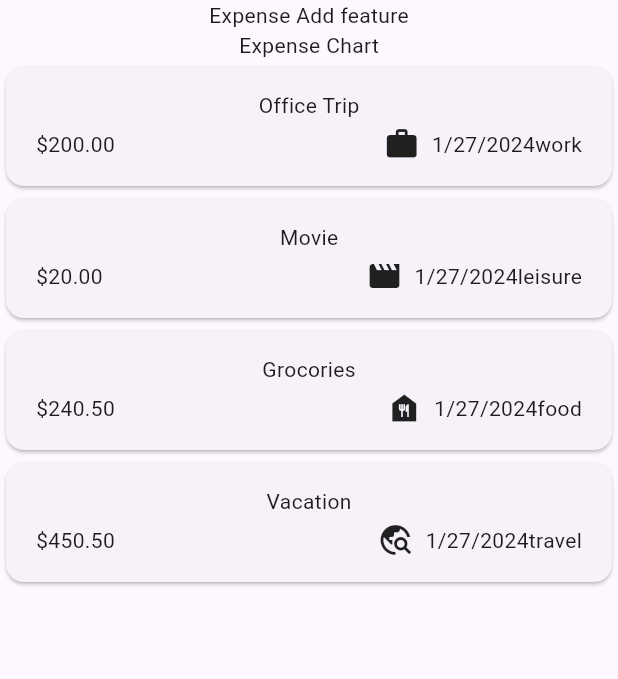
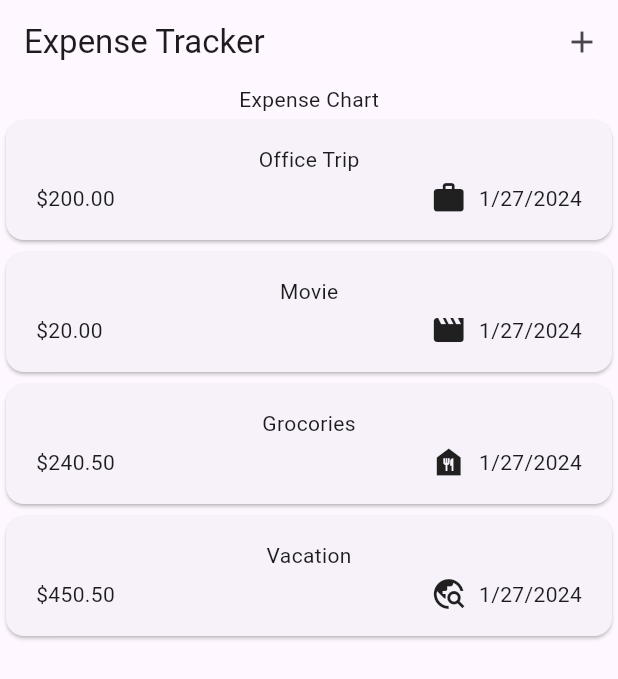
Before and after one commit to snadi043/expense_tracker, a Flutter app: the screen it shows after launch, on a phone screen of 412 x 824 dp. Shown: the top 679 px of the screen. Run offline on Flutter 3.47's test engine with Material 3 defaults, Android fonts, the phone set to English and light mode, and no system bars.

Commit message:
Replaced showBottomSheet Widget with ShowModalBottomSheet to eliminate gesture error caused by Dart. Also, created new custom Widget for adding new expense item.

```diff
--- a/lib/widget/expenseList/expense_item.dart
+++ b/lib/widget/expenseList/expense_item.dart
@@ -11,7 +11,7 @@ class ExpenseItem extends StatelessWidget {
 
   final Expense expense;
   @override
-  build(BuildContext context) {
+  Widget build(BuildContext context) {
     return Card(
       child: Padding(
         padding: const EdgeInsets.symmetric(vertical: 16, horizontal: 20),
@@ -28,7 +28,7 @@ class ExpenseItem extends StatelessWidget {
                     Icon(expenseIcon[expense.category]),
                     const SizedBox(width: 8),
                     Text(dateString),
-                    Text(expense.category.name),
+                    // Text(expense.category.name),
                   ],
                 ),
               ],
--- a/lib/widget/expenses_home_screen.dart
+++ b/lib/widget/expenses_home_screen.dart
@@ -1,6 +1,7 @@
 import 'package:expense_tracker/category_enum.dart';
 import 'package:expense_tracker/widget/expenseList/expense_list.dart';
 import 'package:expense_tracker/model/expense.dart';
+import 'package:expense_tracker/widget/new_expense.dart';
 import 'package:flutter/material.dart';
 
 class Expenses extends StatefulWidget {
@@ -36,18 +37,35 @@ class _ExpenseState extends State<Expenses> {
         category: Category.travel),
   ];
 
+  void _openOverlay() {
+    showModalBottomSheet(
+      context: context,
+      builder: (ctx) => const NewExpense(),
+    );
+  }
+
   @override
-  build(BuildContext context) {
+  Widget build(BuildContext context) {
     return Scaffold(
-      body: Column(
-        children: [
-          const Text('Expense Add feature'),
-          const Text('Expense Chart'),
-          Expanded(
-            child: ExpenseList(expenses: _dummyExpense),
+      appBar: AppBar(
+        title: const Text('Expense Tracker'),
+        actions: [
+          IconButton(
+            onPressed: _openOverlay,
+            icon: const Icon(Icons.add),
           ),
         ],
       ),
+      body: Builder(builder: (context) {
+        return Column(
+          children: [
+            const Text('Expense Chart'),
+            Expanded(
+              child: ExpenseList(expenses: _dummyExpense),
+            ),
+          ],
+        );
+      }),
     );
   }
 }
```
Also changed, not shown: lib/widget/new_expense.dart (added, +28 -0 lines).
